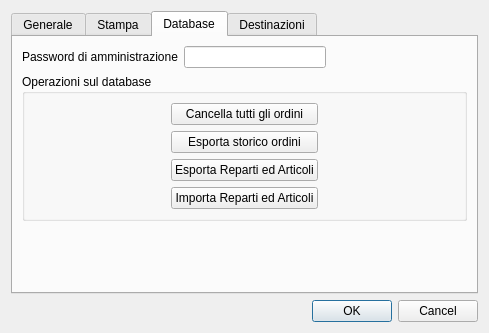
First picture: the form in src/configurazionedlg.ui, repository mtonin/gestcassa, before the edit.
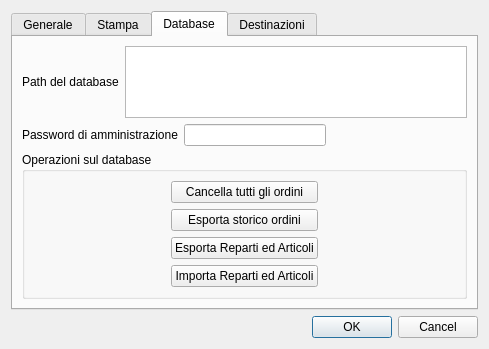
Second picture: the form after the edit. The open tabs and pages were chosen to show the change. Custom widgets are drawn as their Qt base class.

Commit message: - modificato path del database - aggiunto campo per visualizzare il path del database in configurazione

The edit to the form file:
```diff
--- a/src/configurazionedlg.ui
+++ b/src/configurazionedlg.ui
@@ -264,7 +264,25 @@
       <attribute name="title">
        <string>Database</string>
       </attribute>
-      <layout class="QVBoxLayout" name="verticalLayout_16">
+      <layout class="QVBoxLayout" name="verticalLayout_9">
+       <item>
+        <layout class="QHBoxLayout" name="horizontalLayout_4">
+         <item>
+          <widget class="QLabel" name="label_3">
+           <property name="text">
+            <string>Path del database</string>
+           </property>
+          </widget>
+         </item>
+         <item>
+          <widget class="QPlainTextEdit" name="dbPathTxt">
+           <property name="readOnly">
+            <bool>true</bool>
+           </property>
+          </widget>
+         </item>
+        </layout>
+       </item>
        <item>
         <layout class="QHBoxLayout" name="horizontalLayout">
          <item>
```
Left out of the diff: 2 changed lines with no effect on the pictures. The commit also changes 4 other files.
